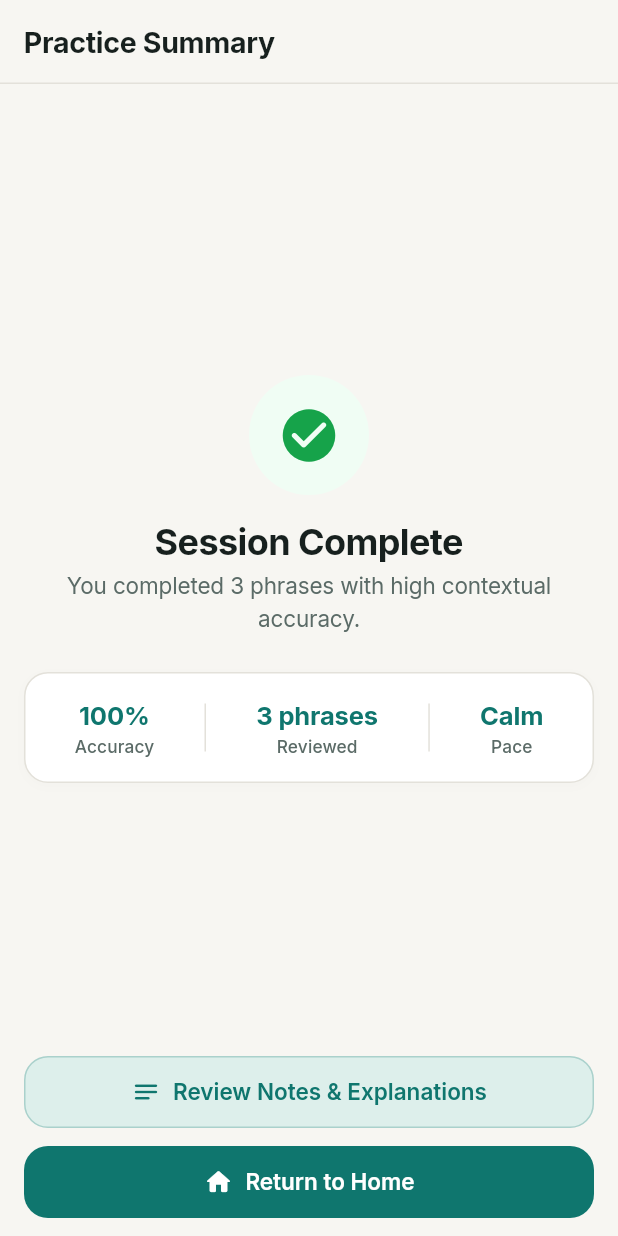
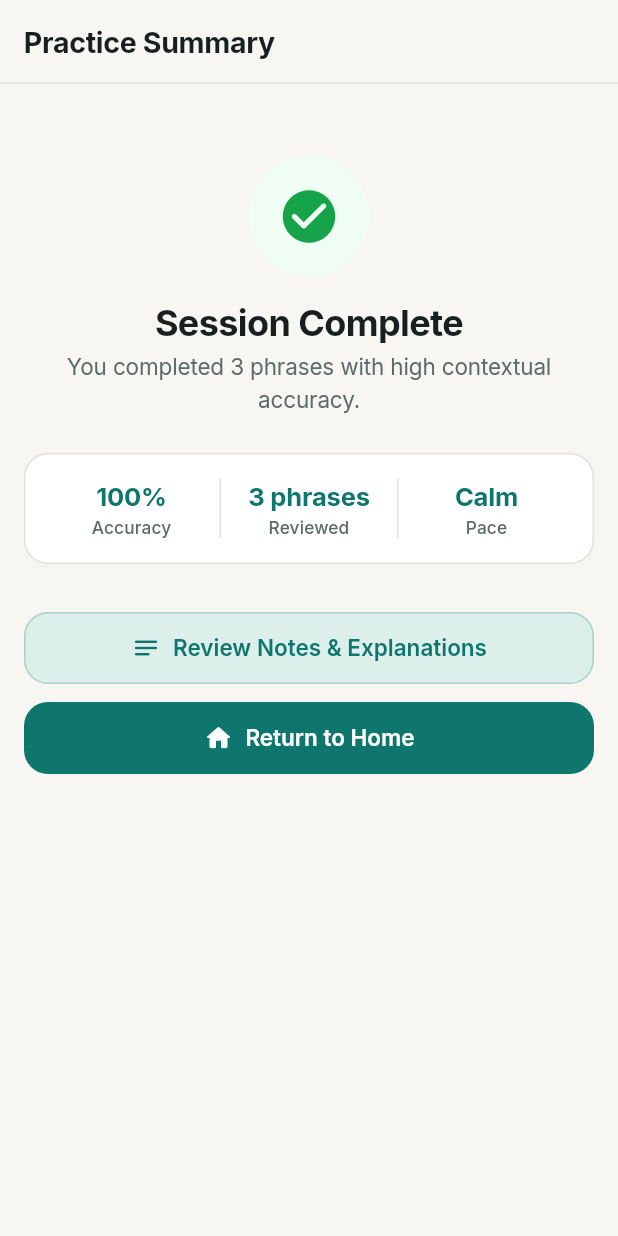
Before and after one commit to Itzsssnori/phrase-practice, a Flutter app: the QuizResultScreen screen opened by its route, on a phone screen of 412 x 824 dp. Run offline on Flutter 3.47's test engine with Material 3 defaults, Android fonts, the phone set to English and light mode, and no system bars; our stand-ins replace go_router, google_fonts, material_ui, shared_preferences; accounts and stored records are empty.

Commit message:
Fix: resolve quiz section overflow (quiz, setup, result screens)

```diff
--- a/lib/screens/quiz_result_screen.dart
+++ b/lib/screens/quiz_result_screen.dart
@@ -20,20 +20,24 @@ class QuizResultScreen extends StatelessWidget {
         automaticallyImplyLeading: false,
       ),
       body: SafeArea(
-        child: Padding(
+        child: SingleChildScrollView(
           padding: const EdgeInsets.symmetric(
             horizontal: AppSpacing.lg,
-            vertical: AppSpacing.md,
+            vertical: AppSpacing.xl,
           ),
           child: Column(
             crossAxisAlignment: CrossAxisAlignment.center,
             children: [
-              const Spacer(),
+              const SizedBox(height: AppSpacing.xl),
+
+              // Success icon
               Container(
                 width: 80,
                 height: 80,
                 decoration: BoxDecoration(
-                  color: isDark ? AppColors.darkSuccess.withValues(alpha: 0.15) : AppColors.lightSuccessBackground,
+                  color: isDark
+                      ? AppColors.darkSuccess.withValues(alpha: 0.15)
+                      : AppColors.lightSuccessBackground,
                   shape: BoxShape.circle,
                 ),
                 child: Icon(
@@ -43,12 +47,14 @@ class QuizResultScreen extends StatelessWidget {
                 ),
               ),
               const SizedBox(height: AppSpacing.lg),
+
               Text(
                 'Session Complete',
                 style: theme.textTheme.headlineMedium?.copyWith(
                   fontWeight: FontWeight.w700,
                   color: isDark ? AppColors.darkText : AppColors.lightText,
                 ),
+                textAlign: TextAlign.center,
               ),
               const SizedBox(height: AppSpacing.xs),
               Text(
@@ -60,9 +66,13 @@ class QuizResultScreen extends StatelessWidget {
               ),
               const SizedBox(height: AppSpacing.xl),
 
-              // Metrics card
+              // Metrics card — uses column layout to avoid horizontal overflow
               Container(
-                padding: const EdgeInsets.all(AppSpacing.lg),
+                width: double.infinity,
+                padding: const EdgeInsets.symmetric(
+                  vertical: AppSpacing.lg,
+                  horizontal: AppSpacing.md,
+                ),
                 decoration: BoxDecoration(
                   color: theme.colorScheme.surface,
                   borderRadius: BorderRadius.circular(AppSpacing.radiusCard),
@@ -80,19 +90,35 @@ class QuizResultScreen extends StatelessWidget {
                           ),
                         ],
                 ),
-                child: Row(
-                  mainAxisAlignment: MainAxisAlignment.spaceAround,
-                  children: [
-                    _MetricItem(label: 'Accuracy', value: '100%'),
-                    Container(height: 32, width: 1, color: isDark ? AppColors.darkDivider : AppColors.lightDivider),
-                    _MetricItem(label: 'Reviewed', value: '3 phrases'),
-                    Container(height: 32, width: 1, color: isDark ? AppColors.darkDivider : AppColors.lightDivider),
-                    _MetricItem(label: 'Pace', value: 'Calm'),
-                  ],
+                child: IntrinsicHeight(
+                  child: Row(
+                    mainAxisAlignment: MainAxisAlignment.spaceEvenly,
+                    children: [
+                      Expanded(
+                        child: _MetricItem(label: 'Accuracy', value: '100%'),
+                      ),
+                      VerticalDivider(
+                        width: 1,
+                        thickness: 1,
+                        color: isDark ? AppColors.darkDivider : AppColors.lightDivider,
+                      ),
+                      Expanded(
+                        child: _MetricItem(label: 'Reviewed', value: '3 phrases'),
+                      ),
+                      VerticalDivider(
+                        width: 1,
+                        thickness: 1,
+                        color: isDark ? AppColors.darkDivider : AppColors.lightDivider,
+                      ),
+                      Expanded(
+                        child: _MetricItem(label: 'Pace', value: 'Calm'),
+                      ),
+                    ],
+                  ),
                 ),
               ),
 
-              const Spacer(),
+              const SizedBox(height: AppSpacing.xxl),
 
               AppSecondaryButton(
                 label: 'Review Notes & Explanations',
@@ -105,6 +131,7 @@ class QuizResultScreen extends StatelessWidget {
                 icon: Icons.home_rounded,
                 onPressed: () => context.go('/home'),
               ),
+              const SizedBox(height: AppSpacing.lg),
             ],
           ),
         ),
@@ -125,6 +152,7 @@ class _MetricItem extends StatelessWidget {
     final isDark = theme.brightness == Brightness.dark;
 
     return Column(
+      mainAxisSize: MainAxisSize.min,
       children: [
         Text(
           value,
@@ -132,6 +160,8 @@ class _MetricItem extends StatelessWidget {
             fontWeight: FontWeight.w700,
             color: theme.colorScheme.primary,
           ),
+          textAlign: TextAlign.center,
+          overflow: TextOverflow.ellipsis,
         ),
         const SizedBox(height: 2),
         Text(
@@ -140,6 +170,8 @@ class _MetricItem extends StatelessWidget {
             fontSize: 11.5,
             color: isDark ? AppColors.darkTextSecondary : AppColors.lightTextSecondary,
           ),
+          textAlign: TextAlign.center,
+          overflow: TextOverflow.ellipsis,
         ),
       ],
     );
```
Also changed, not shown: lib/screens/quiz_screen.dart (+60 -20 lines), lib/screens/quiz_setup_screen.dart (+25 -15 lines).
